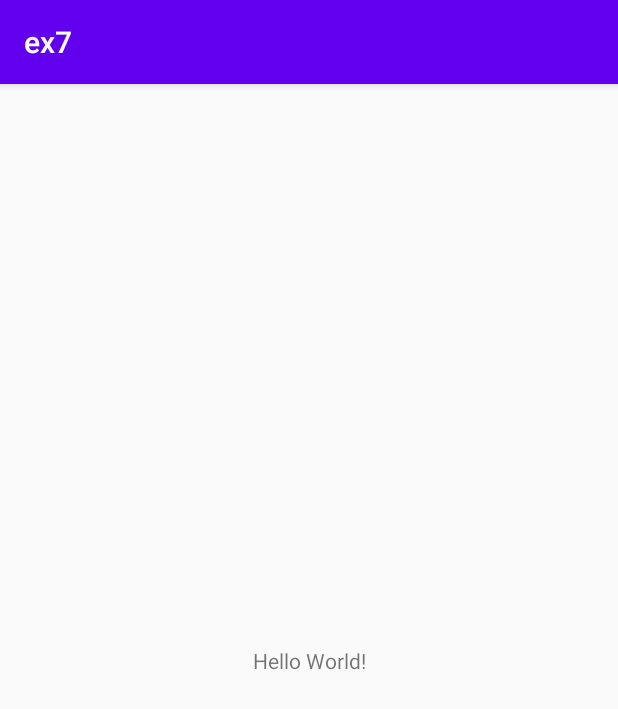
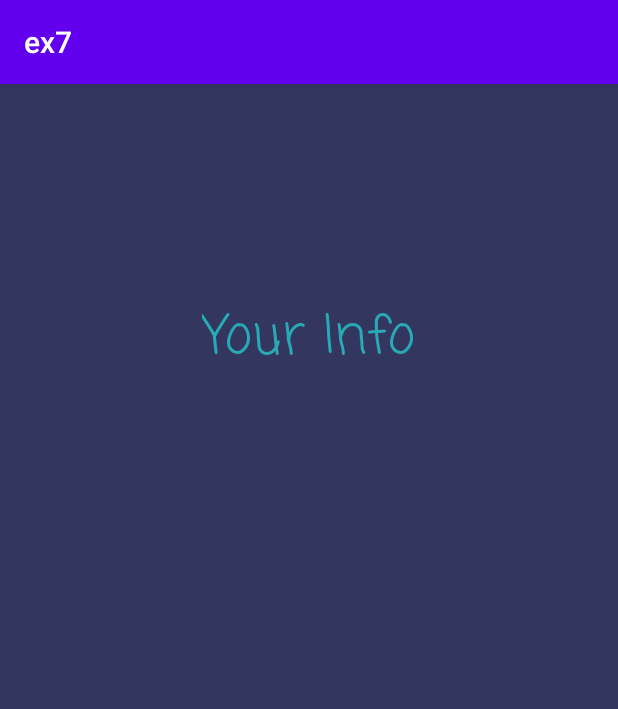
Before and after one commit to RotemShavit/PostPcex7, an Android app: the MainActivity screen opened directly, with no data from a screen before it, on a phone screen of 412 x 824 dp. Shown: the top 709 px of the screen. Run offline under Robolectric (Android 15) with nearby library versions, the phone set to English and light mode, and no system bars; network calls fail.

```diff
--- a/app/src/main/java/com/postpc/ex7/MainActivity.kt
+++ b/app/src/main/java/com/postpc/ex7/MainActivity.kt
@@ -1,15 +1,38 @@
 package com.postpc.ex7
 
+import android.content.SharedPreferences
 import androidx.appcompat.app.AppCompatActivity
 import android.os.Bundle
+import android.preference.PreferenceManager
+import android.util.Log
+import android.widget.TextView
 
 class MainActivity : AppCompatActivity() {
 
-    lateinit var token_response : TokenResponse
+    private val TAG = "MainActivity**"
+    private lateinit var infoText : TextView
+    var token : String? = null
+    var userName : String? = null
+    var isDone = 0
 
-    override fun onCreate(savedInstanceState: Bundle?) {
+    override fun onCreate(savedInstanceState: Bundle?)
+    {
         super.onCreate(savedInstanceState)
         setContentView(R.layout.activity_main)
-        // Using the Intent, if it is first time get a token, else get it from sp.
+
+        infoText = findViewById<TextView>(R.id.usr_info_textView)
+
+        val sp : SharedPreferences = PreferenceManager.getDefaultSharedPreferences(this)
+        Log.d(TAG, "user name = ${sp.getString("user", null)}")
+
+        token = sp.getString("token", null)
+
+        val thread = Thread(Runnable {
+            val response = ServerHolder.getInstance().myserver.getUsrInfo("token $token").execute()
+            infoText.setText("Welcome back ${response.body()?.data?.username}")
+            // Finish thread
+        })
+        thread.start()
+        // Show loading UI
     }
 }
--- a/app/src/main/java/com/postpc/ex7/User.java
+++ b/app/src/main/java/com/postpc/ex7/User.java
@@ -2,7 +2,7 @@ package com.postpc.ex7;
 
 public class User
 {
-    private String username;
-    private String pretty_name;
-    private String image_url;
+    String username;
+    String pretty_name;
+    String image_url;
 }
--- a/app/src/main/java/com/postpc/ex7/UserResponse.java
+++ b/app/src/main/java/com/postpc/ex7/UserResponse.java
@@ -2,5 +2,5 @@ package com.postpc.ex7;
 
 public class UserResponse
 {
-    User user;
+    User data;
 }
--- a/app/src/main/java/com/postpc/ex7/ex7App.kt
+++ b/app/src/main/java/com/postpc/ex7/ex7App.kt
@@ -15,6 +15,9 @@ class ex7App : Application()
         if(sp.getString("user", null) != null)
         {
             // Already signed in
+            val intent : Intent = Intent(this, FirstTimeUserActivity::class.java)
+            intent.addFlags(Intent.FLAG_ACTIVITY_NEW_TASK)
+            startActivity(intent)
         }
         else
         {
--- a/app/src/main/res/layout/activity_main.xml
+++ b/app/src/main/res/layout/activity_main.xml
@@ -1,18 +1,44 @@
 <?xml version="1.0" encoding="utf-8"?>
 <androidx.constraintlayout.widget.ConstraintLayout xmlns:android="http://schemas.android.com/apk/res/android"
     xmlns:app="http://schemas.android.com/apk/res-auto"
-    xmlns:tools="http://schemas.android.com/tools"
     android:layout_width="match_parent"
     android:layout_height="match_parent"
-    tools:context=".MainActivity">
+    android:background="#673AB7"
+    android:backgroundTint="#333760"
+    android:foregroundGravity="top"
+    android:visibility="visible">
 
     <TextView
+        android:id="@+id/welcome_textView"
+        style="@style/Widget.AppCompat.TextView"
         android:layout_width="wrap_content"
         android:layout_height="wrap_content"
-        android:text="Hello World!"
+        android:background="#00FFFFFF"
+        android:fontFamily="casual"
+        android:text="@string/your_info"
+        android:textAppearance="@style/TextAppearance.AppCompat.Display4"
+        android:textColor="#28AAB5"
+        android:textSize="35sp"
         app:layout_constraintBottom_toBottomOf="parent"
-        app:layout_constraintLeft_toLeftOf="parent"
-        app:layout_constraintRight_toRightOf="parent"
-        app:layout_constraintTop_toTopOf="parent" />
+        app:layout_constraintEnd_toEndOf="parent"
+        app:layout_constraintStart_toStartOf="parent"
+        app:layout_constraintTop_toTopOf="parent"
+        app:layout_constraintVertical_bias="0.2" />
+
+    <TextView
+        android:id="@+id/usr_info_textView"
+        style="@style/Widget.AppCompat.TextView"
+        android:layout_width="wrap_content"
+        android:layout_height="wrap_content"
+        android:background="#00FFFFFF"
+        android:fontFamily="casual"
+        android:textAppearance="@style/TextAppearance.AppCompat.Display4"
+        android:textColor="#28AAB5"
+        android:textSize="25sp"
+        app:layout_constraintBottom_toBottomOf="parent"
+        app:layout_constraintEnd_toEndOf="parent"
+        app:layout_constraintStart_toStartOf="parent"
+        app:layout_constraintTop_toTopOf="parent"
+        app:layout_constraintVertical_bias="0.38" />
 
 </androidx.constraintlayout.widget.ConstraintLayout>
--- a/app/src/main/res/values/strings.xml
+++ b/app/src/main/res/values/strings.xml
@@ -4,4 +4,5 @@
     <string name="enter_your_user_name">Enter your user name</string>
     <string name="done">DONE</string>
     <string name="user_name_rules">User name must contain only: \n - Digits (0-9) \n - Letters(a-z, A-Z)</string>
+    <string name="your_info">Your Info</string>
 </resources>
```
Also changed, not shown: app/src/main/java/com/postpc/ex7/FirstTimeUserActivity.kt (+22 -4 lines), app/src/main/java/com/postpc/ex7/ServerHolder.java (added, +38 -0 lines), app/src/main/java/com/postpc/ex7/MyServer.java (line endings or trailing spaces).
